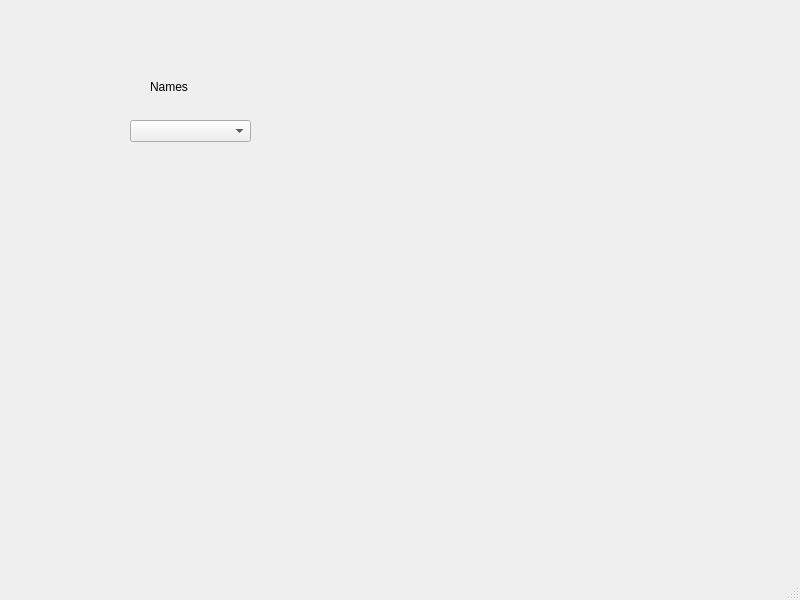
Qt form mainForm.ui (max97292/CarProject) before a commit.
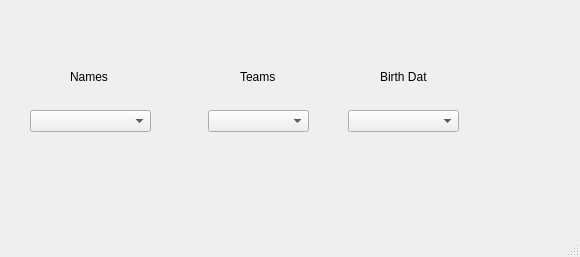
The same form after that commit.

Commit message: Testing upload data to form and small fix

```diff
--- a/mainForm.ui
+++ b/mainForm.ui
@@ -6,8 +6,8 @@
    <rect>
     <x>0</x>
     <y>0</y>
-    <width>800</width>
-    <height>600</height>
+    <width>580</width>
+    <height>257</height>
    </rect>
   </property>
   <property name="windowTitle">
@@ -17,8 +17,8 @@
    <widget class="QComboBox" name="comboBox">
     <property name="geometry">
      <rect>
-      <x>130</x>
-      <y>120</y>
+      <x>30</x>
+      <y>110</y>
       <width>121</width>
       <height>22</height>
      </rect>
@@ -27,8 +27,8 @@
    <widget class="QLabel" name="label">
     <property name="geometry">
      <rect>
-      <x>150</x>
-      <y>80</y>
+      <x>70</x>
+      <y>70</y>
       <width>47</width>
       <height>13</height>
      </rect>
@@ -37,6 +37,52 @@
      <string>Names</string>
     </property>
    </widget>
+   <widget class="QLabel" name="label_2">
+    <property name="geometry">
+     <rect>
+      <x>240</x>
+      <y>70</y>
+      <width>47</width>
+      <height>13</height>
+     </rect>
+    </property>
+    <property name="text">
+     <string>Teams</string>
+    </property>
+   </widget>
+   <widget class="QLabel" name="label_3">
+    <property name="geometry">
+     <rect>
+      <x>380</x>
+      <y>70</y>
+      <width>47</width>
+      <height>13</height>
+     </rect>
+    </property>
+    <property name="text">
+     <string>Birth Date</string>
+    </property>
+   </widget>
+   <widget class="QComboBox" name="comboBoxTeam">
+    <property name="geometry">
+     <rect>
+      <x>208</x>
+      <y>110</y>
+      <width>101</width>
+      <height>22</height>
+     </rect>
+    </property>
+   </widget>
+   <widget class="QComboBox" name="comboBoxDate">
+    <property name="geometry">
+     <rect>
+      <x>348</x>
+      <y>110</y>
+      <width>111</width>
+      <height>22</height>
+     </rect>
+    </property>
+   </widget>
   </widget>
   <widget class="QStatusBar" name="statusbar"/>
  </widget>
```
The commit also changes 5 other files.
